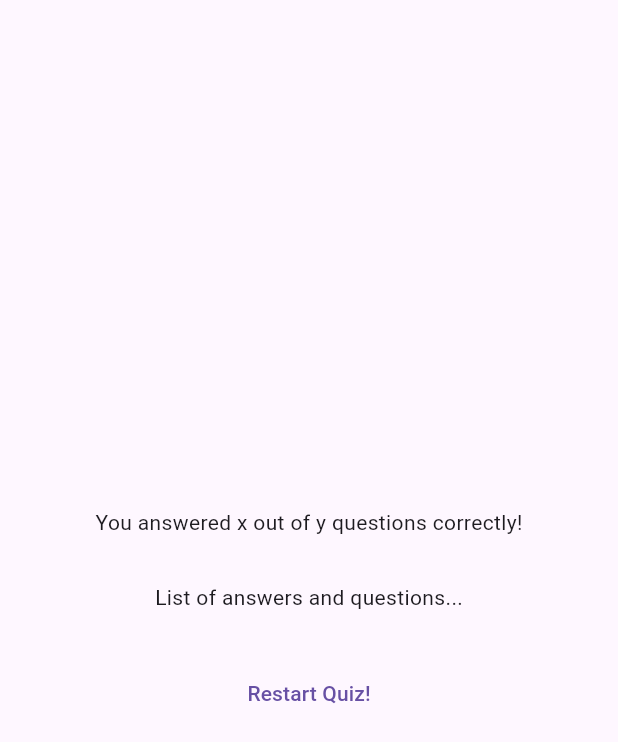
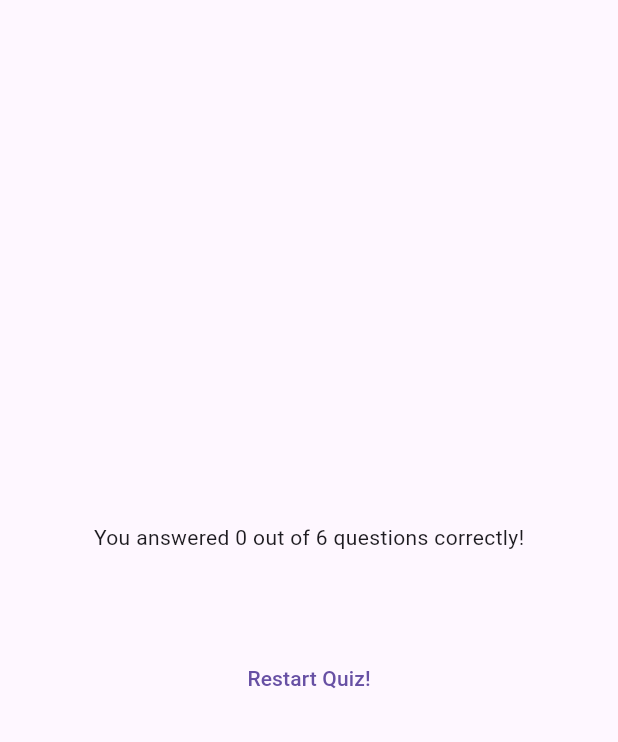
Before and after one commit to HiruniJayawardena/Application-2-Flutter-, a Flutter app: the ResultsScreen widget shown alone on an empty page, opened directly with empty values, on a phone screen of 412 x 824 dp. Shown: the top 742 px of the screen. Run offline on Flutter 3.47's test engine with Material 3 defaults, Android fonts, the phone set to English and light mode, and no system bars; our stand-ins replace google_fonts.

Commit message:
correct questions added

```diff
--- a/lib/quiz.dart
+++ b/lib/quiz.dart
@@ -61,7 +61,7 @@
     if(selectedAnswers.length == questions.length){
       setState(() {
         activeScreen = 'results-screen';
-        selectedAnswers = [];
+        // selectedAnswers = [];
       });
     }
   }
--- a/lib/results_screen.dart
+++ b/lib/results_screen.dart
@@ -2,13 +2,14 @@
 
 import 'package:flutter/material.dart';
 import 'package:starting_screen/data/questions.dart';
+import 'package:starting_screen/questions_summary.dart';
 
 class ResultsScreen extends StatelessWidget{
   const ResultsScreen({super.key, required this.chosenAnswers});
 
   final List<String> chosenAnswers;
 
-  List<Map<String, Object>> getSummeryData(){
+  List<Map<String, Object>> getSummaryData(){
     final List<Map<String, Object>> summery = [];
 
     for(var i = 0; i < chosenAnswers.length; i++){
@@ -27,6 +28,12 @@
 
   @override
   Widget build(BuildContext context) {
+    final summaryData = getSummaryData();
+    final numTotalQuestions = questions.length;
+    final numCorrectQuestions = summaryData.where((data){ //where gives a new list of elements that filtered
+      return data['user_answer'] == data['correct_answer'];
+    }).length;
+
     return SizedBox(
       width: double.infinity,
       child: Container(
@@ -34,9 +41,10 @@
         child: Column(
           mainAxisAlignment: MainAxisAlignment.center,
           children: [
-            const Text('You answered x out of y questions correctly!'),
+            Text('You answered $numCorrectQuestions out of $numTotalQuestions questions correctly!'),
             const SizedBox(height: 30,),
-            const Text('List of answers and questions...'),
+            // QuestionsSummary(getSummaryData()), // this stops using the same function twice inside the same build method
+            QuestionsSummary(summaryData),
             const SizedBox(height: 30,),
             TextButton(
               onPressed:(){},
```
Also changed, not shown: lib/questions_summary.dart (added, +31 -0 lines).
